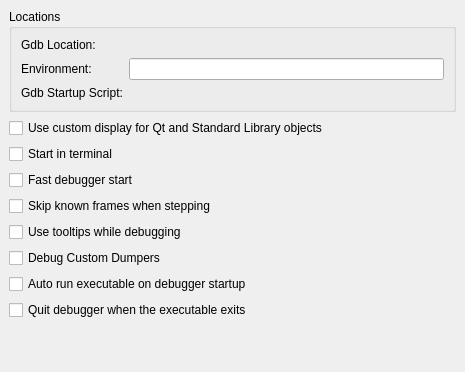
Before: the Qt Designer form src/plugins/debugger/gdboptionpage.ui in qt-creator/qt-creator, drawn with Qt 5.
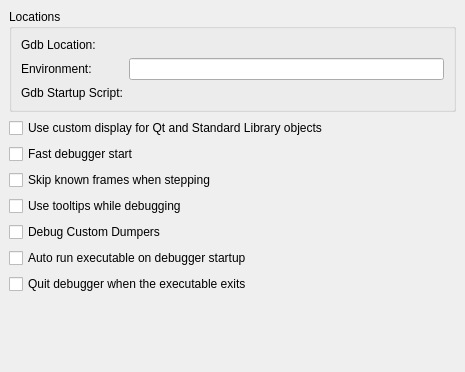
After: the same form once the commit is applied. Custom widgets are drawn as their Qt base class.

Commit message:
Revert "debugger: add configuariton to start the debugged process in a separate"
This reverts commit 44add9f0bd4a104cf8f2697fe9f95a7f6f410494.
This option is meant to be in "Run Settings" per run configuration.

The edit to the form file:
```diff
--- a/src/plugins/debugger/gdboptionpage.ui
+++ b/src/plugins/debugger/gdboptionpage.ui
@@ -84,16 +84,6 @@
      </property>
     </widget>
    </item>
-   <item>
-    <widget class="QCheckBox" name="checkBoxUseTerminal">
-     <property name="toolTip">
-      <string>Start debugged process in a separte terminal.</string>
-     </property>
-     <property name="text">
-      <string>Start in terminal</string>
-     </property>
-    </widget>
-   </item>
    <item>
     <widget class="QCheckBox" name="checkBoxFastStart">
      <property name="toolTip">
```
The commit also changes 3 other files.
